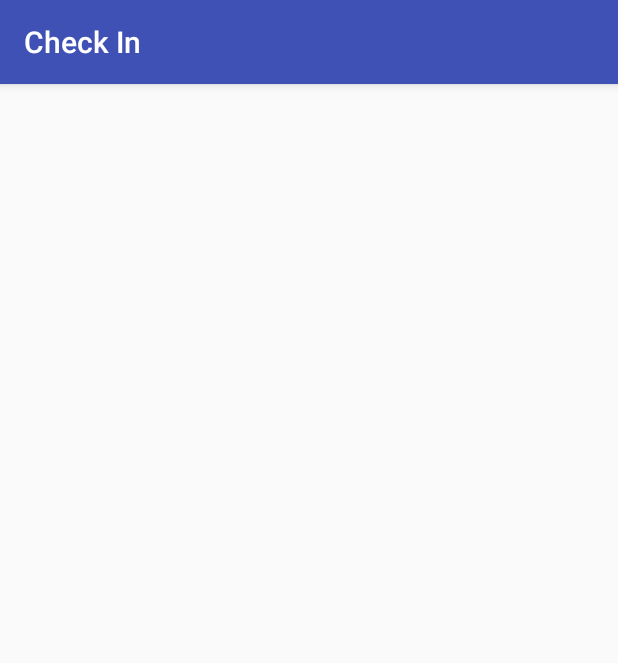
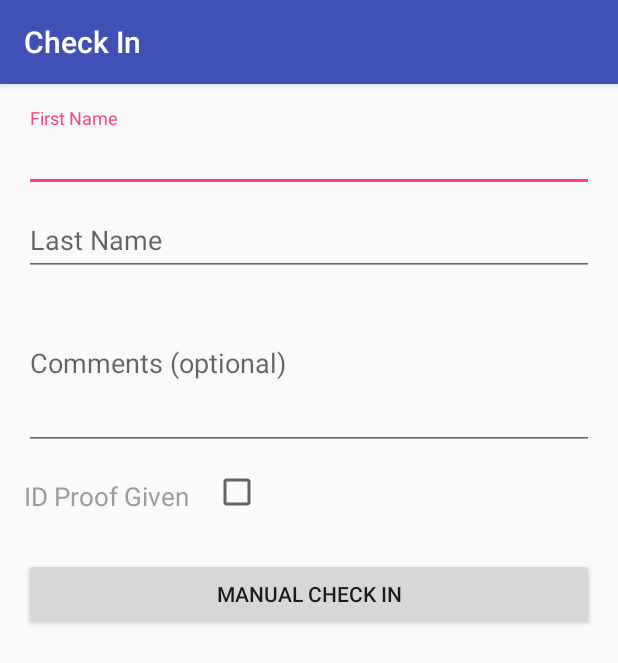
Before and after one commit to TarentoTechnologies/CheckIn, an Android app: the AdminCheckIn screen opened directly, with no data from a screen before it, on a phone screen of 412 x 824 dp. Shown: the top 663 px of the screen. Run offline under Robolectric (Android 15) with nearby library versions, the light colour scheme and no system bars.

Commit message:
Interaction flow for unsuccessful photo verification

```diff
--- a/app/src/main/java/com/tarento/checkin/checkin/AdminCheckIn.java
+++ b/app/src/main/java/com/tarento/checkin/checkin/AdminCheckIn.java
@@ -1,7 +1,9 @@
 package com.tarento.checkin.checkin;
 
+import android.content.Intent;
 import android.support.v7.app.AppCompatActivity;
 import android.os.Bundle;
+import android.view.View;
 
 public class AdminCheckIn extends AppCompatActivity {
 
@@ -10,4 +12,10 @@ public class AdminCheckIn extends AppCompatActivity {
         super.onCreate(savedInstanceState);
         setContentView(R.layout.activity_admin_check_in);
     }
+
+    public void capturePhoto(View view) {
+        Intent intent = new Intent(this, CameraActivity.class);
+        startActivity(intent);
+        finish();
+    }
 }
--- a/app/src/main/java/com/tarento/checkin/checkin/UnsuccessfulLoginActivity.java
+++ b/app/src/main/java/com/tarento/checkin/checkin/UnsuccessfulLoginActivity.java
@@ -16,6 +16,7 @@ public class UnsuccessfulLoginActivity extends AppCompatActivity {
     public void callAdmin(View view) {
         Intent intent = new Intent(this, AdminCheckIn.class);
         startActivity(intent);
+        finish();
     }
 
     public void tryAgain(View view) {
--- a/app/src/main/res/layout/activity_admin_check_in.xml
+++ b/app/src/main/res/layout/activity_admin_check_in.xml
@@ -6,4 +6,75 @@
     android:layout_height="match_parent"
     tools:context=".AdminCheckIn">
 
+    <ScrollView
+        android:layout_width="match_parent"
+        android:layout_height="match_parent">
+
+        <LinearLayout
+            android:layout_width="match_parent"
+            android:layout_height="match_parent"
+            android:orientation="vertical"
+            android:padding="@dimen/activity_vertical_margin"
+            >
+
+            <android.support.design.widget.TextInputLayout
+                android:layout_width="match_parent"
+                android:layout_height="wrap_content">
+
+                <AutoCompleteTextView
+                    android:layout_width="match_parent"
+                    android:layout_height="wrap_content"
+                    android:hint="First Name"
+                    android:maxLines="1"
+                    android:singleLine="true"
+                    />
+            </android.support.design.widget.TextInputLayout>
+
+            <android.support.design.widget.TextInputLayout
+                android:layout_width="match_parent"
+                android:layout_height="wrap_content">
+                <AutoCompleteTextView
+                    android:layout_width="match_parent"
+                    android:layout_height="wrap_content"
+                    android:hint="Last Name"
+                    android:maxLines="1"
+                    android:singleLine="true"
+                    />
+            </android.support.design.widget.TextInputLayout>
+
+            <EditText
+                android:layout_width="match_parent"
+                android:layout_height="116dp"
+                android:hint="Comments (optional)"/>
+
+            <LinearLayout
+                android:layout_width="match_parent"
+                android:layout_height="wrap_content"
+                android:orientation="horizontal"
+                android:paddingVertical="@dimen/activity_vertical_margin">
+                <TextView
+                    android:layout_width="wrap_content"
+                    android:layout_height="wrap_content"
+                    android:text="ID Proof Given"
+                    android:textSize="17sp"
+                    android:textColor="#9D9D9D"
+                    android:paddingRight="@dimen/activity_horizontal_margin"/>
+                <CheckBox
+                    android:layout_width="wrap_content"
+                    android:layout_height="match_parent"
+                    android:checked="false"
+                    android:clickable="true" />
+            </LinearLayout>
+
+            <Button
+                android:id="@+id/admin_sign_in"
+                android:layout_width="match_parent"
+                android:layout_height="wrap_content"
+                android:layout_marginTop="16dp"
+                android:text="Manual Check In"
+                android:onClick="capturePhoto"/>
+
+        </LinearLayout>
+    </ScrollView>
+
 </android.support.constraint.ConstraintLayout>
--- a/app/src/main/res/layout/activity_login.xml
+++ b/app/src/main/res/layout/activity_login.xml
@@ -71,7 +71,6 @@
                 android:layout_height="wrap_content"
                 android:layout_marginTop="16dp"
                 android:text="@string/action_sign_in_short"
-                android:textStyle="bold"
                 android:onClick="authenticateFace"/>
 
         </LinearLayout>
--- a/app/src/main/res/values/strings.xml
+++ b/app/src/main/res/values/strings.xml
@@ -8,7 +8,7 @@
     <string name="call_admin">Call Admin</string>
     <string name="try_again">Try Again</string>
     <string name="capture_photo">Capture Photo</string>
-    <string name="unsuccessful_verification">Unsuccessful Verification</string>
+    <string name="unsuccessful_verification">Fail verification (debug)</string>
 
     <!-- Descriptive Text -->
     <string name="successful_login">Successful Login</string>
```
